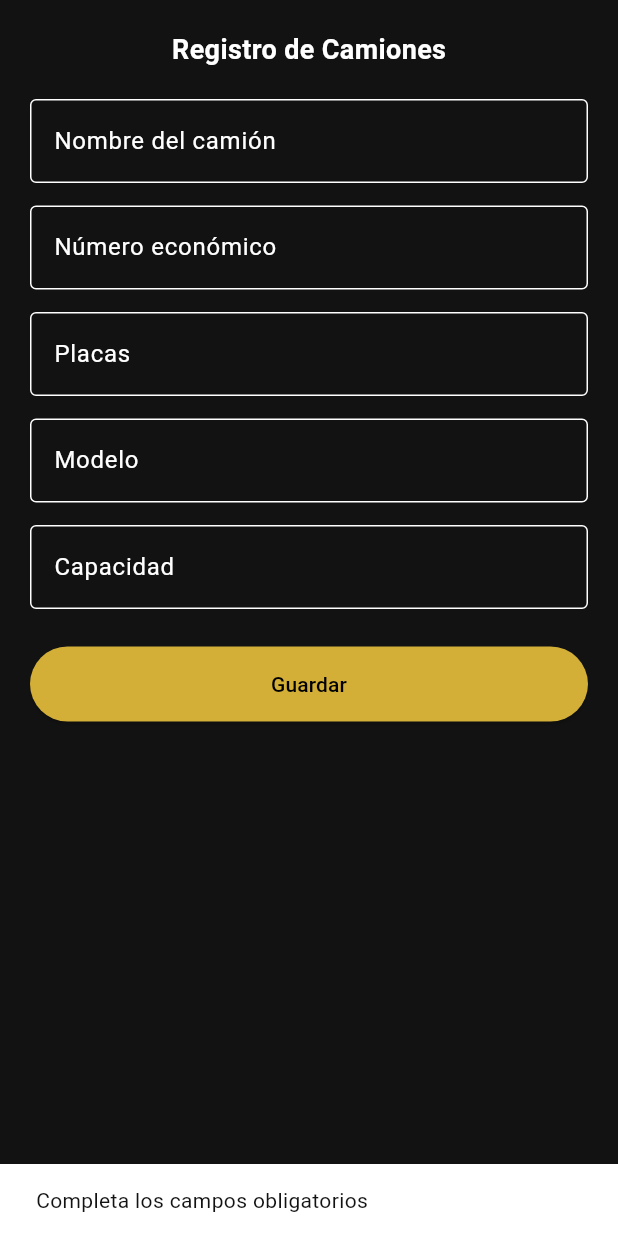
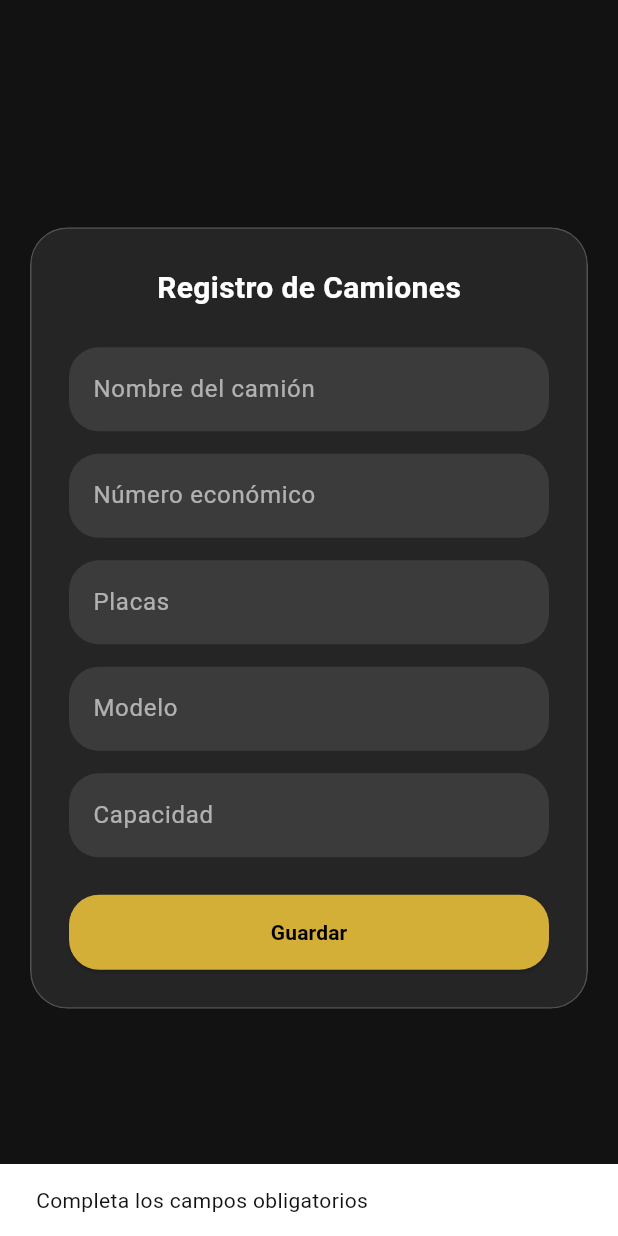
Before and after one commit to JonathanSG-afk/ASIGNACIONES-THRT, a Flutter app: the CamionesPage widget shown alone on an empty page, opened directly, after a tap on "Guardar", on a phone screen of 412 x 824 dp. Run offline on Flutter 3.47's test engine with Material 3 defaults, Android fonts, the phone set to English and light mode, and no system bars.

Commit message:
se creo un widget para poder ser reutilizado en las demas vistas

```diff
--- a/lib/camiones_page.dart
+++ b/lib/camiones_page.dart
@@ -1,3 +1,4 @@
+import 'dart:ui';
 import 'package:flutter/material.dart';
 import 'dart:convert';
 import 'package:http/http.dart' as http;
@@ -32,12 +33,9 @@ class _CamionesPageState extends State<CamionesPage> {
       return;
     }
 
-    setState(() {
-      cargando = true;
-    });
+    setState(() => cargando = true);
 
     try {
-      //final url = Uri.parse("http://192.168.1.156/api/unidades.php");
       final url = Uri.parse("http://192.168.1.178/api/unidades.php");
 
       final body = {
@@ -48,17 +46,11 @@ class _CamionesPageState extends State<CamionesPage> {
         "capacidad": capacidad.text,
       };
 
-      print("🔵 ENVIANDO:");
-      print(jsonEncode(body));
-
       final response = await http.post(
         url,
         headers: {"Content-Type": "application/json"},
         body: jsonEncode(body),
       );
-
-      print("🟢 RESPUESTA:");
-      print(response.body);
 
       final data = jsonDecode(response.body);
 
@@ -67,96 +59,79 @@ class _CamionesPageState extends State<CamionesPage> {
           SnackBar(content: Text(data["message"])),
         );
 
-        // limpiar
         tractor.clear();
         economico.clear();
         placas.clear();
         modelo.clear();
         capacidad.clear();
 
-        print("✅ CALLBACK EJECUTADO");
-
-        // 🔥 PEQUEÑO DELAY SEGURO PARA UX
         await Future.delayed(const Duration(milliseconds: 300));
-
-        widget.onGuardado?.call(); // 👈 REGRESA AL HOME
-
+        widget.onGuardado?.call();
       } else {
         ScaffoldMessenger.of(context).showSnackBar(
           SnackBar(content: Text(data["message"])),
         );
       }
     } catch (e) {
-      print("🔴 ERROR:");
-      print(e);
-
       ScaffoldMessenger.of(context).showSnackBar(
         const SnackBar(content: Text("Error de conexión")),
       );
     }
 
-    setState(() {
-      cargando = false;
-    });
+    setState(() => cargando = false);
   }
 
   @override
   Widget build(BuildContext context) {
     return Material(
+      color: Colors.transparent, // 🔥 importante
+      child: SingleChildScrollView(
+        child: SizedBox(
+          height: MediaQuery.of(context).size.height,
+          child: Center(
             child: Padding(
               padding: const EdgeInsets.all(20),
-        child: SingleChildScrollView(
+              child: ClipRRect(
+                borderRadius: BorderRadius.circular(25),
+                child: BackdropFilter(
+                  filter: ImageFilter.blur(sigmaX: 15, sigmaY: 15),
+                  child: Container(
+                    padding: const EdgeInsets.all(25),
+                    decoration: BoxDecoration(
+                      color: Colors.white.withOpacity(0.08),
+                      borderRadius: BorderRadius.circular(25),
+                      border: Border.all(
+                        color: Colors.white.withOpacity(0.2),
+                      ),
+                    ),
                     child: Column(
+                      mainAxisSize: MainAxisSize.min,
                       children: [
+
                         const Text(
                           "Registro de Camiones",
-                style: TextStyle(fontSize: 18, fontWeight: FontWeight.bold),
-              ),
-              const SizedBox(height: 20),
-
-              TextField(
-                controller: tractor,
-                decoration: const InputDecoration(
-                  labelText: "Nombre del camión",
-                  border: OutlineInputBorder(),
+                          style: TextStyle(
+                            fontSize: 20,
+                            color: Colors.white,
+                            fontWeight: FontWeight.bold,
                           ),
                         ),
+
+                        const SizedBox(height: 25),
+
+                        _input("Nombre del camión", tractor),
                         const SizedBox(height: 15),
 
-              TextField(
-                controller: economico,
-                decoration: const InputDecoration(
-                  labelText: "Número económico",
-                  border: OutlineInputBorder(),
-                ),
-              ),
+                        _input("Número económico", economico),
                         const SizedBox(height: 15),
 
-              TextField(
-                controller: placas,
-                decoration: const InputDecoration(
-                  labelText: "Placas",
-                  border: OutlineInputBorder(),
-                ),
-              ),
+                        _input("Placas", placas),
                         const SizedBox(height: 15),
 
-              TextField(
-                controller: modelo,
-                decoration: const InputDecoration(
-                  labelText: "Modelo",
-                  border: OutlineInputBorder(),
-                ),
-              ),
+                        _input("Modelo", modelo),
                         const SizedBox(height: 15),
 
-              TextField(
-                controller: capacidad,
-                decoration: const InputDecoration(
-                  labelText: "Capacidad",
-                  border: OutlineInputBorder(),
-                ),
-              ),
+                        _input("Capacidad", capacidad),
 
                         const SizedBox(height: 25),
 
@@ -165,15 +140,48 @@ class _CamionesPageState extends State<CamionesPage> {
                           height: 50,
                           child: ElevatedButton(
                             onPressed: cargando ? null : guardar,
+                            style: ElevatedButton.styleFrom(
+                              backgroundColor: const Color(0xFFD4AF37),
+                              foregroundColor: Colors.black,
+                              shape: RoundedRectangleBorder(
+                                borderRadius: BorderRadius.circular(20),
+                              ),
+                            ),
                             child: cargando
                                 ? const CircularProgressIndicator(color: Colors.black)
-                      : const Text("Guardar"),
+                                : const Text(
+                                    "Guardar",
+                                    style: TextStyle(fontWeight: FontWeight.bold),
+                                  ),
                           ),
                         ),
                       ],
                     ),
                   ),
                 ),
+              ),
+            ),
+          ),
+        ),
+      ),
+    );
+  }
+
+  // 🔥 INPUT REUTILIZABLE ESTILO GLASS
+  Widget _input(String hint, TextEditingController controller) {
+    return TextField(
+      controller: controller,
+      style: const TextStyle(color: Colors.white),
+      decoration: InputDecoration(
+        hintText: hint,
+        hintStyle: const TextStyle(color: Colors.white60),
+        filled: true,
+        fillColor: Colors.white.withOpacity(0.1),
+        border: OutlineInputBorder(
+          borderRadius: BorderRadius.circular(20),
+          borderSide: BorderSide.none,
+        ),
+      ),
     );
   }
 }
--- a/lib/home_page.dart
+++ b/lib/home_page.dart
@@ -243,7 +243,7 @@ class _HomePageState extends State<HomePage> {
                     children: [
                       _menuItem("Camiones", 3),
                       _menuItem("Rutas", 4),
-                      _menuItem("Horarios", 5),
+                      _menuItem("Clientes", 5),
                     ],
                   ),
 
--- /dev/null
+++ b/lib/widgets/glass_card.dart
@@ -0,0 +1,29 @@
+import 'dart:ui';
+import 'package:flutter/material.dart';
+
+class GlassCard extends StatelessWidget {
+  final Widget child;
+
+  const GlassCard({super.key, required this.child});
+
+  @override
+  Widget build(BuildContext context) {
+    return ClipRRect(
+      borderRadius: BorderRadius.circular(25),
+      child: BackdropFilter(
+        filter: ImageFilter.blur(sigmaX: 15, sigmaY: 15),
+        child: Container(
+          padding: const EdgeInsets.all(20),
+          decoration: BoxDecoration(
+            color: Colors.white.withOpacity(0.08),
+            borderRadius: BorderRadius.circular(25),
+            border: Border.all(
+              color: Colors.white.withOpacity(0.2),
+            ),
+          ),
+          child: child,
+        ),
+      ),
+    );
+  }
+}
```
Lines whose indentation alone changed are shown as unchanged.
